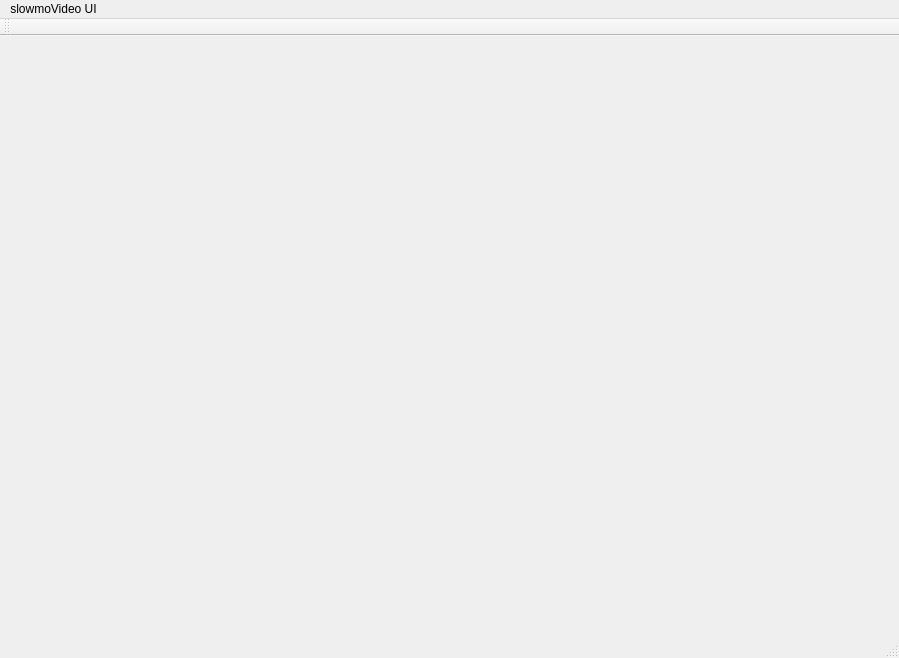
Before: the Qt Designer form slowmoVideo/slowmoUI/mainwindow.ui in slowmoVideo/slowmoVideo, drawn with Qt 5.
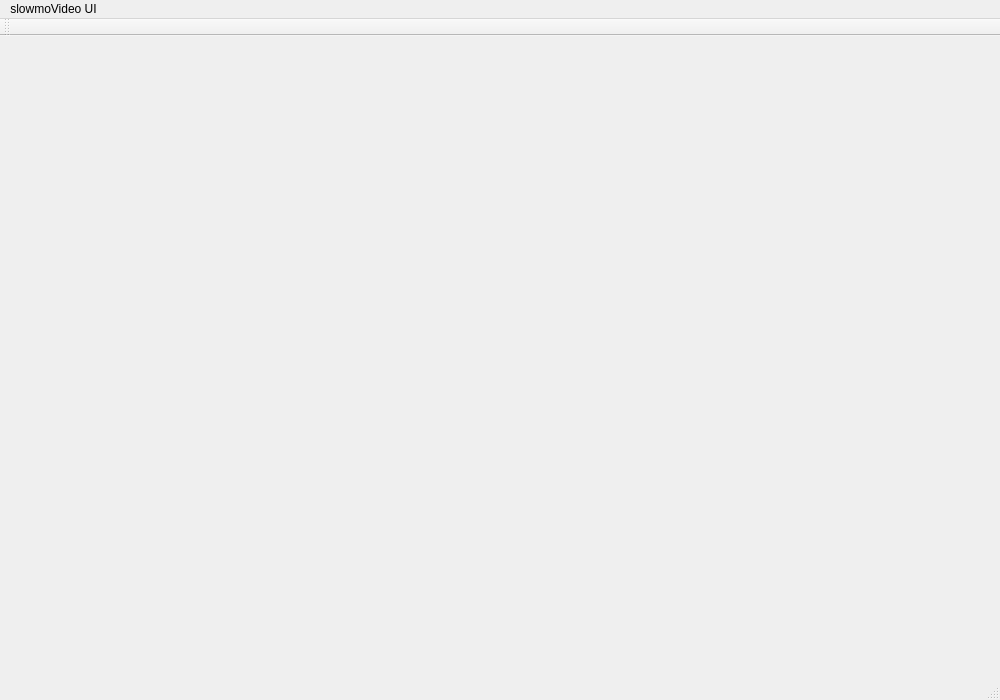
After: the same form once the commit is applied.

Patch:
```diff
--- a/slowmoVideo/slowmoUI/mainwindow.ui
+++ b/slowmoVideo/slowmoUI/mainwindow.ui
@@ -6,8 +6,8 @@
    <rect>
     <x>0</x>
     <y>0</y>
-    <width>899</width>
-    <height>658</height>
+    <width>1000</width>
+    <height>700</height>
    </rect>
   </property>
   <property name="windowTitle">
@@ -19,7 +19,7 @@
     <rect>
      <x>0</x>
      <y>0</y>
-     <width>899</width>
+     <width>1000</width>
      <height>25</height>
     </rect>
    </property>
```
